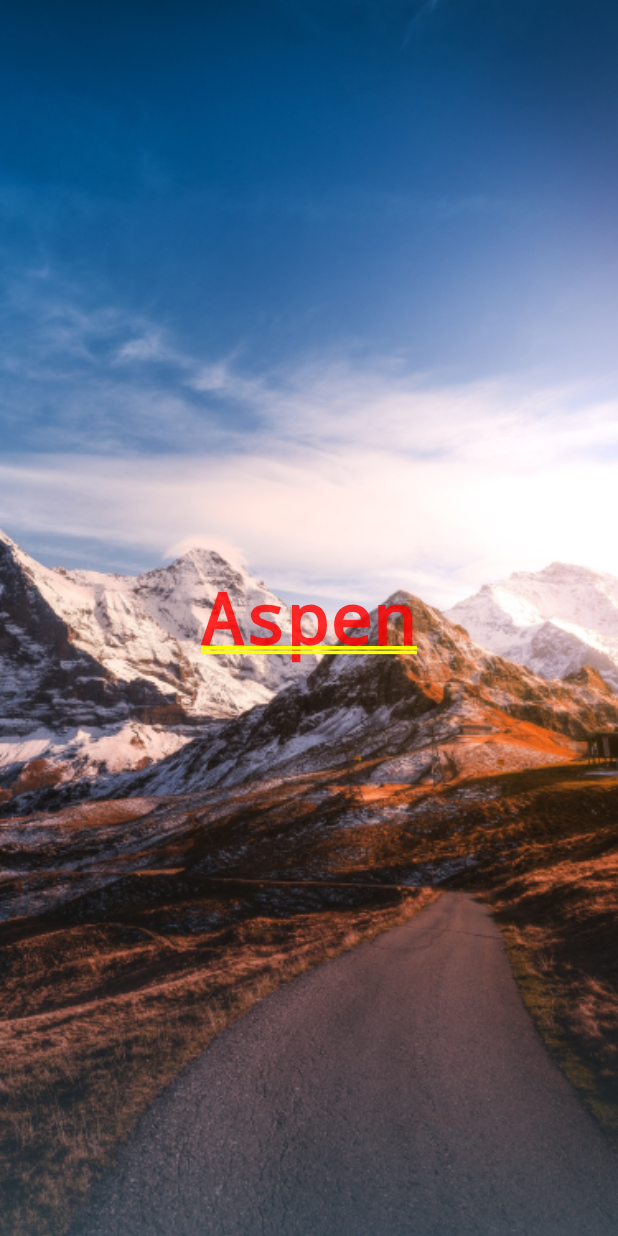
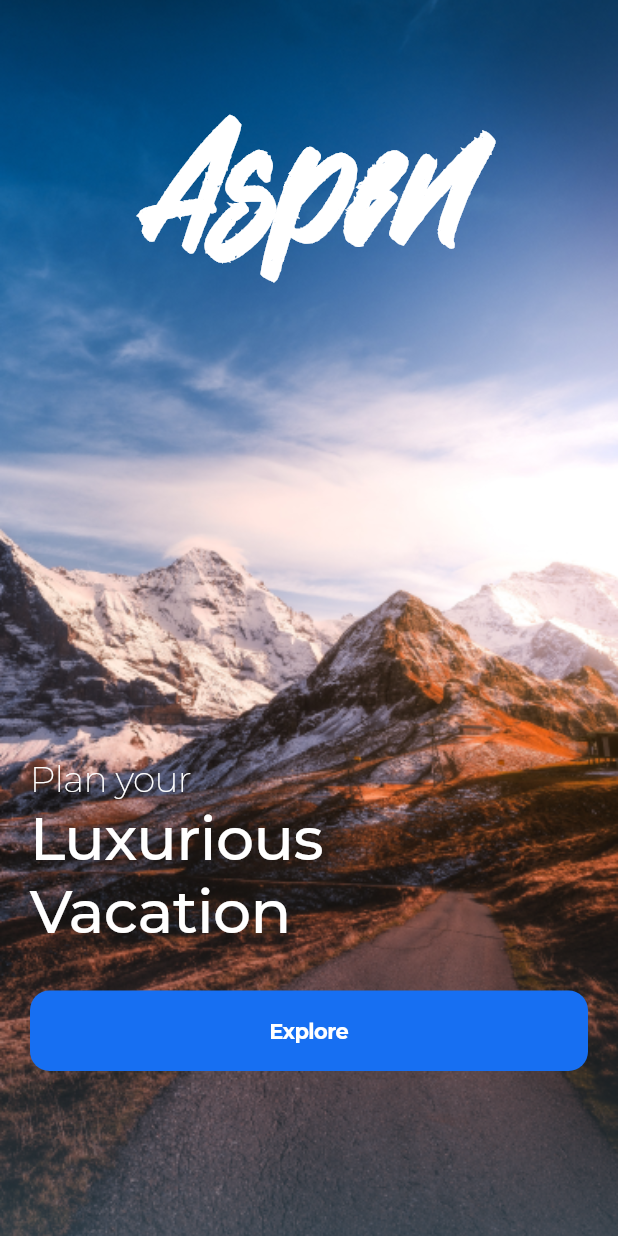
Before and after one commit to VNKaiSer/Aspen-Travel-App, a Flutter app: the screen it shows after launch, on a phone screen of 412 x 824 dp. Run offline on Flutter 3.47's test engine with Material 3 defaults, Android fonts, the phone set to English and light mode, and no system bars; our stand-ins replace google_fonts.

Commit message:
home page

```diff
--- a/lib/Screens/home/components/body.dart
+++ b/lib/Screens/home/components/body.dart
@@ -1,6 +1,9 @@
 import 'package:flutter/cupertino.dart';
-
+import 'package:flutter/material.dart';
 import 'background.dart';
+import 'button_explore.dart';
+import 'caption.dart';
+import 'logo.dart';
 
 class Body extends StatelessWidget {
   const Body({
@@ -11,15 +14,17 @@ class Body extends StatelessWidget {
   Widget build(BuildContext context) {
     Size size = MediaQuery.of(context).size;
     return Background(
-        child: Container(
+        child: SizedBox(
             height: size.height,
             width: double.infinity,
             child: Column(
-              mainAxisAlignment: MainAxisAlignment.center,
+              // mainAxisAlignment: MainAxisAlignment.center,
               children: <Widget>[
-                Text(
-                  "Aspen",
-                )
+                const Logo(),
+                SizedBox(height: size.height * 0.38),
+                const Caption(),
+                SizedBox(height: size.height * 0.015),
+                const ButtonExplore()
               ],
             )));
   }
--- /dev/null
+++ b/lib/Screens/home/components/button_explore.dart
@@ -0,0 +1,29 @@
+import 'package:aspen_travel_app/constants.dart';
+import 'package:flutter/cupertino.dart';
+import 'package:google_fonts/google_fonts.dart';
+
+class ButtonExplore extends StatelessWidget {
+  const ButtonExplore({
+    super.key,
+  });
+
+  @override
+  Widget build(BuildContext context) {
+    Size size = MediaQuery.of(context).size;
+    return CupertinoButton(
+        onPressed: () {},
+        child: Container(
+          alignment: Alignment.center,
+          height: size.height * 0.065,
+          decoration: BoxDecoration(
+              borderRadius: BorderRadius.circular(13), color: primaryColor),
+          child: Text(
+            "Explore",
+            style: GoogleFonts.montserrat(
+                color: CupertinoColors.white,
+                fontSize: 14,
+                fontWeight: FontWeight.bold),
+          ),
+        ));
+  }
+}
--- /dev/null
+++ b/lib/Screens/home/components/caption.dart
@@ -0,0 +1,31 @@
+import 'package:flutter/cupertino.dart';
+import 'package:google_fonts/google_fonts.dart';
+
+class Caption extends StatelessWidget {
+  const Caption({
+    super.key,
+  });
+
+  @override
+  Widget build(BuildContext context) {
+    return Container(
+      padding: const EdgeInsets.only(left: 20),
+      alignment: Alignment.bottomLeft,
+      child: Column(
+        crossAxisAlignment: CrossAxisAlignment.start,
+        children: <Widget>[
+          Text("Plan your",
+              style: GoogleFonts.montserrat(
+                  color: CupertinoColors.white,
+                  fontSize: 24,
+                  fontWeight: FontWeight.w200)),
+          Text("Luxurious\nVacation",
+              style: GoogleFonts.montserrat(
+                  color: CupertinoColors.white,
+                  fontSize: 40,
+                  fontWeight: FontWeight.w500))
+        ],
+      ),
+    );
+  }
+}
--- /dev/null
+++ b/lib/Screens/home/components/logo.dart
@@ -0,0 +1,23 @@
+import 'package:flutter/cupertino.dart';
+
+class Logo extends StatelessWidget {
+  const Logo({
+    super.key,
+  });
+
+  @override
+  Widget build(BuildContext context) {
+    Size size = MediaQuery.of(context).size;
+    return Container(
+      padding: EdgeInsets.only(top: size.height * 0.08),
+      child: const Text(
+        "Aspen",
+        style: TextStyle(
+            fontWeight: FontWeight.bold,
+            fontFamily: 'Hiatus',
+            fontSize: 116,
+            color: CupertinoColors.white),
+      ),
+    );
+  }
+}
--- /dev/null
+++ b/lib/Utils/hex_color.dart
@@ -0,0 +1,13 @@
+import 'package:flutter/cupertino.dart';
+
+class HexColor extends Color {
+  static int _getColorFromHex(String hexColor) {
+    hexColor = hexColor.toUpperCase().replaceAll("#", "");
+    if (hexColor.length == 6) {
+      hexColor = "FF" + hexColor;
+    }
+    return int.parse(hexColor, radix: 16);
+  }
+
+  HexColor(final String hexColor) : super(_getColorFromHex(hexColor));
+}
--- /dev/null
+++ b/lib/constants.dart
@@ -0,0 +1,5 @@
+import 'package:flutter/cupertino.dart';
+
+import 'Utils/hex_color.dart';
+
+Color primaryColor = HexColor("176FF2");
--- a/lib/main.dart
+++ b/lib/main.dart
@@ -1,5 +1,5 @@
 import 'package:aspen_travel_app/Screens/home/home_screen.dart';
-import 'package:flutter/material.dart';
+import 'package:flutter/cupertino.dart';
 
 void main() {
   runApp(const MyApp());
@@ -11,14 +11,11 @@ class MyApp extends StatelessWidget {
   // This widget is the root of your application.
   @override
   Widget build(BuildContext context) {
-    return MaterialApp(
+    return const CupertinoApp(
       debugShowCheckedModeBanner: false,
       title: 'Aspen Travel App',
-      theme: ThemeData(
-        colorScheme: ColorScheme.fromSeed(seedColor: Colors.deepPurple),
-        useMaterial3: true,
-      ),
-      home: const HomeScreen(),
+      theme: CupertinoThemeData(),
+      home: HomeScreen(),
     );
   }
 }
```
Also changed, not shown: pubspec.yaml (+4 -4 lines), assets/fonts/Hiatus.ttf (added).
